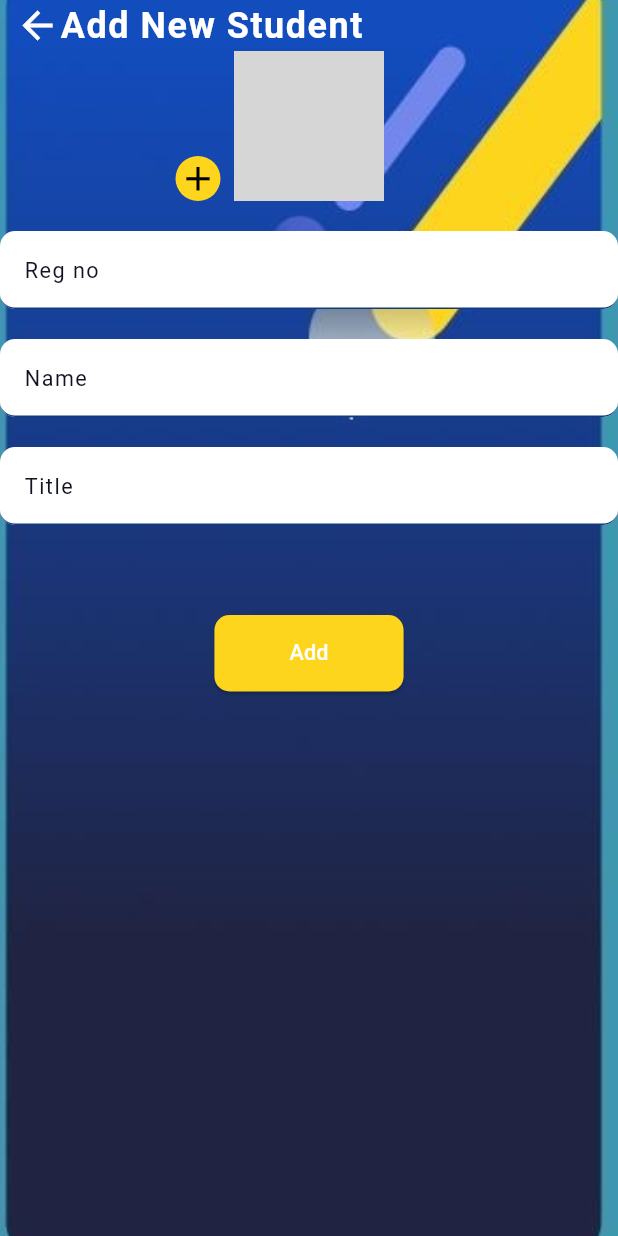
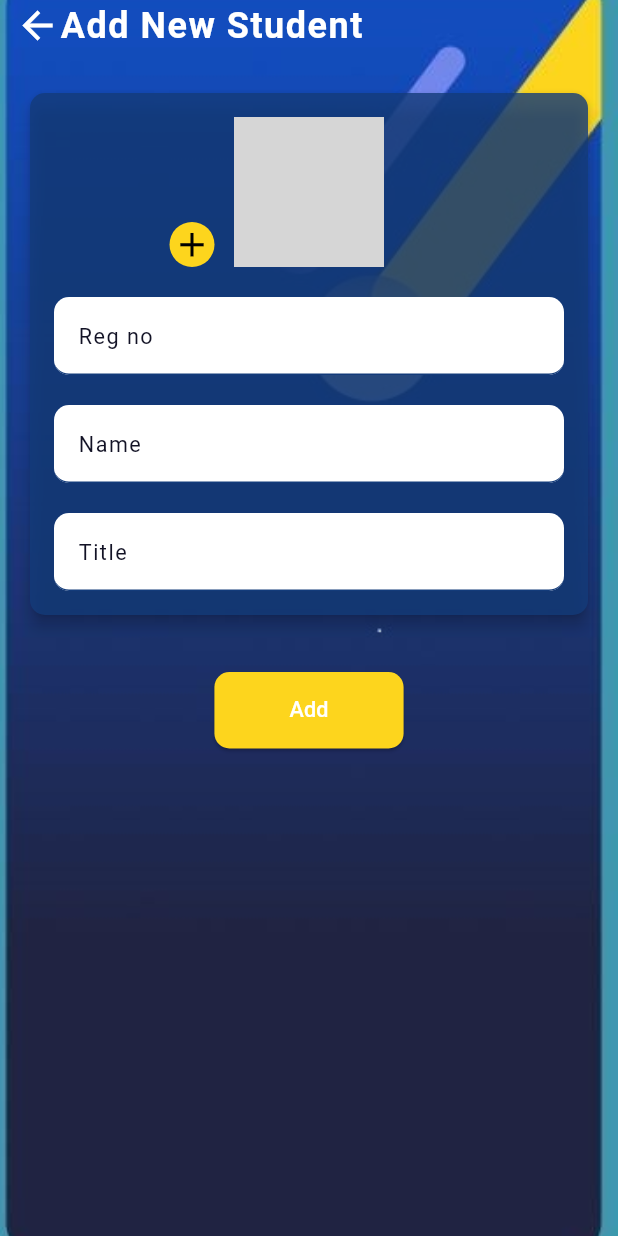
Before and after one commit to ArhamSE2002/codes_thinkers, a Flutter app: the Newstudent screen opened directly, on a phone screen of 412 x 824 dp. Run offline on Flutter 3.47's test engine with Material 3 defaults, Android fonts, the phone set to English and light mode, and no system bars; our stand-ins replace auto_size_text, cloud_firestore, curved_navigation_bar, firebase_auth, firebase_core, firebase_storage and 4 more; accounts and stored records are empty; grey boxes are pictures that could not be loaded.

```diff
--- a/lib/screens/admin/attendance/newstudent.dart
+++ b/lib/screens/admin/attendance/newstudent.dart
@@ -42,7 +42,6 @@ class _NewstudentState extends State<Newstudent> {
       fileName = p.basename(_profileImage!.path);
     }
   }
-
 @override
 Widget build(BuildContext context) {
   return BackgroundScaffold(
@@ -72,6 +71,17 @@ class _NewstudentState extends State<Newstudent> {
                 ),
               ],
             ),
+            const SizedBox(height: 20),
+            Card(
+              margin: const EdgeInsets.symmetric(horizontal: 20, vertical: 8),
+              elevation: 4,
+              shape: RoundedRectangleBorder(
+                borderRadius: BorderRadius.circular(10),
+              ),
+              child: Padding(
+                padding: const EdgeInsets.all(16.0),
+                child: Column(
+                  children: [
                     Stack(
                       children: [
                         Center(
@@ -96,7 +106,7 @@ class _NewstudentState extends State<Newstudent> {
                           ),
                         ),
                         Positioned(
-                    right: 265,
+                          right: 233,
                           bottom: 0,
                           child: GestureDetector(
                             onTap: _pickImage,
@@ -137,28 +147,29 @@ class _NewstudentState extends State<Newstudent> {
                         border: OutlineInputBorder(),
                       ),
                     ),
-              SizedBox(height: 60,),
+                  ],
+                ),
+              ),
+            ),
+            const SizedBox(height: 30), // Add space between the card and the button
             ElevatedButton(
               onPressed: () {
                 Navigator.push(
                   context,
                   MaterialPageRoute(
-                                    builder: (context) =>
-                                        const Attendancestudent()),
+                      builder: (context) => const Attendancestudent()),
                 );
               },
               style: ElevatedButton.styleFrom(
-                              padding: const EdgeInsets.symmetric(
-                                  horizontal: 50, vertical: 15),
-                              backgroundColor: Color(0xFFFDD51D),
+                padding: const EdgeInsets.symmetric(horizontal: 50, vertical: 15),
+                backgroundColor: const Color(0xFFFDD51D),
                 shape: RoundedRectangleBorder(
                   borderRadius: BorderRadius.circular(10),
                 ),
               ),
               child: const Text(
                 'Add',
-                              style:
-                                  TextStyle(fontSize: 18, color: Colors.white),
+                style: TextStyle(fontSize: 18, color: Colors.white),
               ),
             )
           ],
```
Also changed, not shown: lib/screens/admin/attendance/newstaff.dart (+15 -4 lines). Lines whose indentation alone changed are shown as unchanged.
